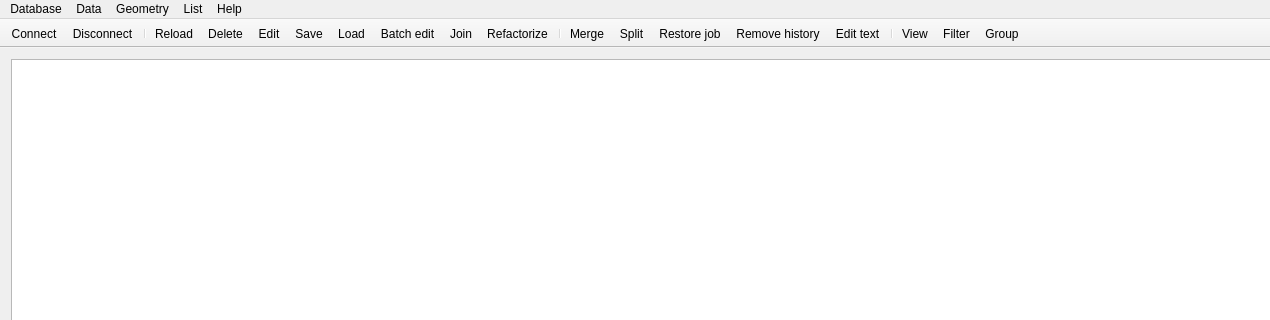
Above: mainwindow.ui from Kuszki/EW-Database before the change; both pictures show x 0 to 1270 and y 0 to 320 of the 1366 by 768 pixel window. Below: the same form after it.
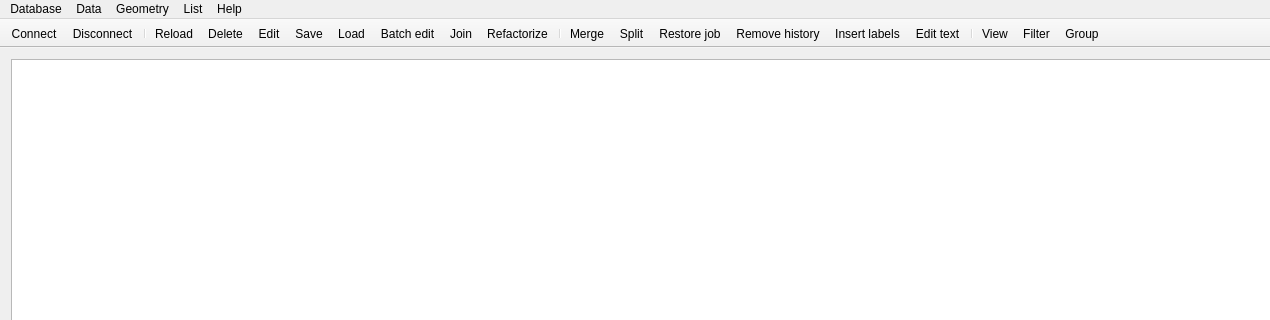
That is the form after the change. Icons and pictures are not drawn.

What changed in the file:
```diff
--- a/mainwindow.ui
+++ b/mainwindow.ui
@@ -163,6 +163,7 @@
    <addaction name="actionSplit"/>
    <addaction name="actionRestore"/>
    <addaction name="actionHistory"/>
+   <addaction name="actionLabel"/>
    <addaction name="actionText"/>
    <addaction name="separator"/>
    <addaction name="actionView"/>
```
Left out of the diff: 5 changed lines with no effect on the pictures.
